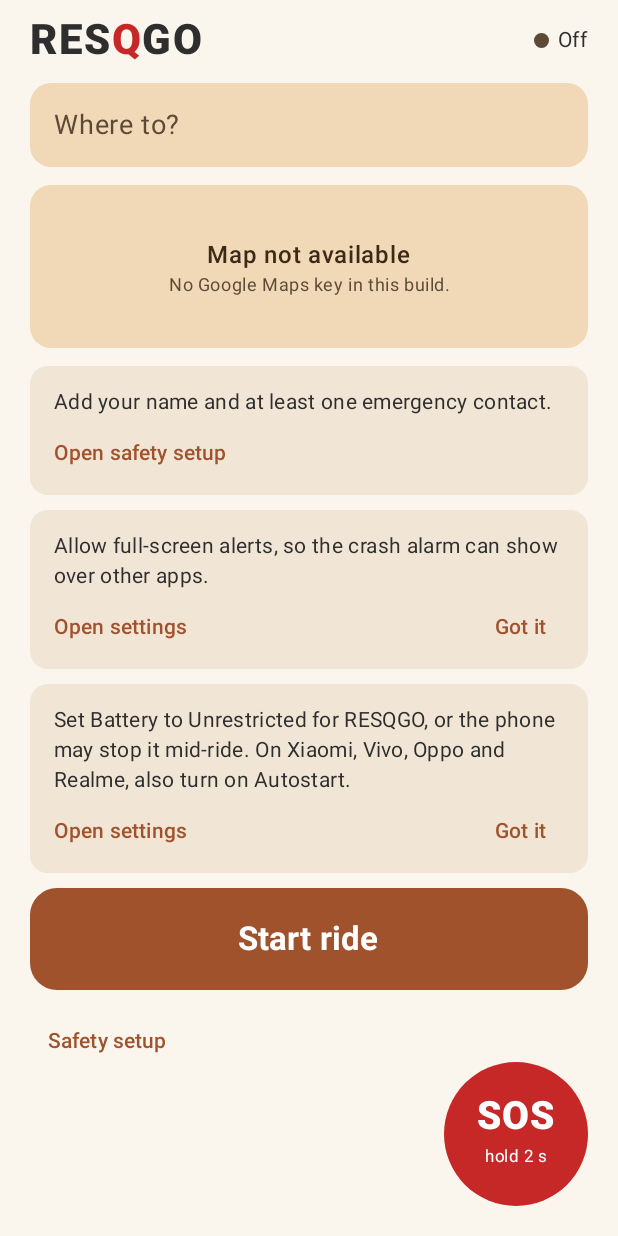
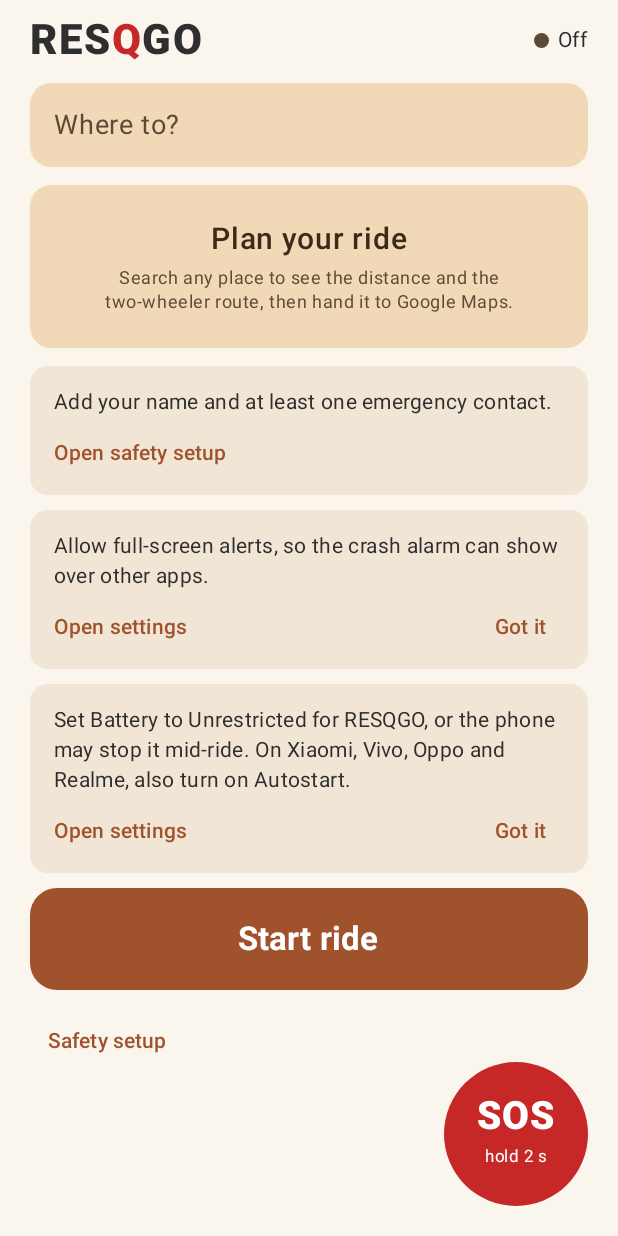
Before and after one commit to ashutoshm0/RESQGO-v2, an Android app built with Jetpack Compose: the screen it shows after launch (MainActivity), on a phone screen of 412 x 824 dp. Run offline under Robolectric (Android 15) with nearby library versions, the phone set to English and light mode, and no system bars.

Commit message:
Offer the search instead of reporting the map is missing
The home screen told riders to turn on Maps SDK for Android, which is a
message for whoever owns the Cloud project, not for someone holding a
phone.

Where Google draws no map, both screens now say what the app can still
do: search a place, see the distance and the two-wheeler route, hand
turn-by-turn to Google Maps. The panel is tappable and goes straight to
the search. Why the map is blank stays in MAPS.md and in logcat.

Co-Authored-By: Claude Opus 5 <noreply@anthropic.com>

```diff
--- a/app/src/main/java/com/resqgo/app/MapScreen.kt
+++ b/app/src/main/java/com/resqgo/app/MapScreen.kt
@@ -14,6 +14,8 @@ import androidx.compose.foundation.layout.fillMaxSize
 import androidx.compose.foundation.layout.fillMaxWidth
 import androidx.compose.foundation.layout.heightIn
 import androidx.compose.foundation.layout.padding
+import androidx.compose.foundation.layout.Spacer
+import androidx.compose.foundation.layout.height
 import androidx.compose.foundation.layout.safeDrawingPadding
 import androidx.compose.foundation.rememberScrollState
 import androidx.compose.foundation.verticalScroll
@@ -61,7 +63,7 @@ private val DELHI = LatLng(28.6139, 77.2090) // only until the first GPS fix arr
  * rectangle: that happens when the key has no Maps SDK for Android, which MAPS.md explains.
  */
 @Composable
-fun HomeMap(modifier: Modifier = Modifier) {
+fun HomeMap(onSearch: () -> Unit, modifier: Modifier = Modifier) {
     val ctx = LocalContext.current
     val location by RideState.location.collectAsState()
     val here = location?.let { LatLng(it.latitude, it.longitude) }
@@ -87,24 +89,29 @@ fun HomeMap(modifier: Modifier = Modifier) {
                 onMapLoaded = { drew = true },
             )
         }
+        // Google draws nothing without Maps SDK for Android on the key. Rather than leave a dead
+        // grey panel, offer what does work: search a place, get the route, hand over to Google Maps.
         if (!drew && (slow || !MapsApi.configured())) {
-            Surface(Modifier.fillMaxSize(), color = MaterialTheme.colorScheme.surfaceVariant) {
+            Surface(
+                onClick = onSearch,
+                modifier = Modifier.fillMaxSize(),
+                color = MaterialTheme.colorScheme.surfaceVariant,
+            ) {
                 Column(
                     Modifier.fillMaxSize().padding(24.dp),
                     verticalArrangement = Arrangement.Center,
                     horizontalAlignment = Alignment.CenterHorizontally,
                 ) {
-                    Text("Map not available", fontWeight = FontWeight.SemiBold)
+                    Text("Plan your ride", fontWeight = FontWeight.SemiBold, fontSize = 20.sp)
+                    Spacer(Modifier.height(6.dp))
                     Text(
-                        if (MapsApi.configured()) {
-                            "Turn on Maps SDK for Android for this key. Search and routes already work."
-                        } else {
-                            "No Google Maps key in this build."
-                        },
+                        "Search any place to see the distance and the two-wheeler route, then hand it to Google Maps.",
                         style = MaterialTheme.typography.bodySmall,
                         color = MaterialTheme.colorScheme.onSurfaceVariant,
                         textAlign = TextAlign.Center,
                     )
+                    Spacer(Modifier.height(16.dp))
+                    Text("Tap to search", color = MaterialTheme.colorScheme.primary, fontWeight = FontWeight.SemiBold)
                 }
             }
         }
@@ -124,6 +131,9 @@ fun MapScreen(onBack: () -> Unit) {
     var route by remember { mutableStateOf<Route?>(null) }
     var busy by remember { mutableStateOf(false) }
     var error by remember { mutableStateOf<String?>(null) }
+    var mapDrew by remember { mutableStateOf(false) }
+    var mapSlow by remember { mutableStateOf(false) }
+    LaunchedEffect(Unit) { kotlinx.coroutines.delay(8_000); mapSlow = true }
 
     val camera = rememberCameraPositionState { position = CameraPosition.fromLatLngZoom(here ?: DELHI, 15f) }
     var followed by remember { mutableStateOf(false) }
@@ -208,10 +218,32 @@ fun MapScreen(onBack: () -> Unit) {
                     cameraPositionState = camera,
                     properties = MapProperties(isMyLocationEnabled = fineGranted),
                     uiSettings = MapUiSettings(zoomControlsEnabled = false, myLocationButtonEnabled = fineGranted),
+                    onMapLoaded = { mapDrew = true },
                 ) {
                     here?.let { Marker(state = rememberMarkerState(position = it), title = "You") }
                     destination?.let { Marker(state = rememberMarkerState(position = it.at), title = it.name) }
                     route?.let { Polyline(points = it.points, color = MaterialTheme.colorScheme.primary, width = 14f) }
+                }
+
+                if (!mapDrew && mapSlow) {
+                    Surface(Modifier.fillMaxSize(), color = MaterialTheme.colorScheme.surfaceVariant) {
+                        Column(
+                            Modifier.fillMaxSize().padding(24.dp),
+                            verticalArrangement = Arrangement.Center,
+                            horizontalAlignment = Alignment.CenterHorizontally,
+                        ) {
+                            Text(
+                                if (destination == null) {
+                                    "Search a place above to see its distance and route."
+                                } else {
+                                    "Route ready. The distance and time are below."
+                                },
+                                style = MaterialTheme.typography.bodyMedium,
+                                color = MaterialTheme.colorScheme.onSurfaceVariant,
+                                textAlign = TextAlign.Center,
+                            )
+                        }
+                    }
                 }
 
                 location?.let { loc ->
--- a/app/src/main/java/com/resqgo/app/Ui.kt
+++ b/app/src/main/java/com/resqgo/app/Ui.kt
@@ -262,7 +262,11 @@ fun HomeScreen(onSetup: () -> Unit, onMap: () -> Unit = {}) {
                     )
                 }
                 HomeMap(
-                    Modifier.fillMaxWidth().weight(1f).clip(RoundedCornerShape(14.dp))
+                    onSearch = {
+                        lastKnownLocation(ctx)?.let { RideState.lastLocation = it }
+                        onMap()
+                    },
+                    modifier = Modifier.fillMaxWidth().weight(1f).clip(RoundedCornerShape(14.dp)),
                 )
             }
 
```
